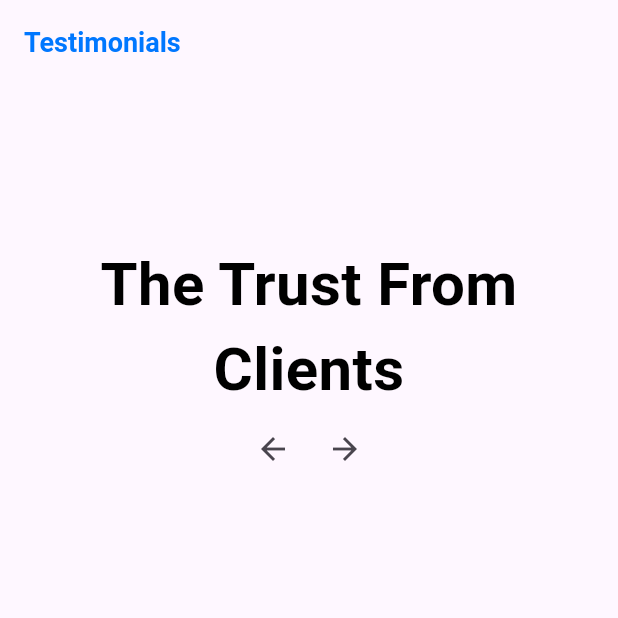
After one commit to zhaoly58/portfolio_me, a Flutter app: the screen it shows after launch, after a tap on the "arrow back" icon, on a phone screen of 412 x 824 dp, the top half of it. The commit adds this screen. Run offline on Flutter 3.47's test engine with Material 3 defaults, Android fonts, the phone set to English and light mode, and no system bars.

Commit message:
created Testimonials Screen basic UI framework

```diff
--- a/lib/main.dart
+++ b/lib/main.dart
@@ -1,5 +1,6 @@
 import 'package:flutter/material.dart';
 import 'package:portfolio_me/service_screen.dart';
+import 'package:portfolio_me/testimonials_screen.dart';
 
 void main() {
   runApp(const MyApp());
@@ -32,7 +33,7 @@ class MyApp extends StatelessWidget {
         // tested with just a hot reload.
         colorScheme: ColorScheme.fromSeed(seedColor: Colors.deepPurple),
       ),
-      home: ServiceScreen(),
+      home: TestimonialsScreen(),
     );
   }
 }
--- /dev/null
+++ b/lib/testimonials_screen.dart
@@ -0,0 +1,85 @@
+import 'package:flutter/material.dart';
+
+class TestimonialsScreen extends StatefulWidget {
+  const TestimonialsScreen({super.key});
+
+  @override
+  State<TestimonialsScreen> createState() => _TestimonialsScreenState();
+}
+
+class _TestimonialsScreenState extends State<TestimonialsScreen> {
+  @override
+  Widget build(BuildContext context) {
+    final PageController controller = PageController(initialPage: 0);
+
+    return Scaffold(
+      appBar: AppBar(
+        title: Text(
+          "Testimonials",
+          style: TextStyle(
+            fontSize: 18,
+            fontWeight: FontWeight.bold,
+            color: Color(0xFF0077FF),
+          ),
+        ),
+      ),
+      body: Padding(
+        padding: const EdgeInsets.all(15.0),
+        child: Column(
+          mainAxisAlignment: MainAxisAlignment.center,
+          children: [
+            Text(
+              "The Trust From Clients",
+              style: TextStyle(
+                fontSize: 40,
+                color: Colors.black,
+                fontWeight: FontWeight.bold,
+              ),
+              textAlign: TextAlign.center,
+            ),
+            Row(
+              mainAxisAlignment: MainAxisAlignment.center,
+              children: [
+                IconButton(
+                  onPressed: () {
+                    controller.previousPage(
+                      duration: Duration(milliseconds: 200),
+                      curve: Curves.linear,
+                    );
+                  },
+                  icon: Icon(Icons.arrow_back_sharp),
+                ),
+                IconButton(
+                  onPressed: () {
+                    controller.nextPage(
+                      duration: Duration(milliseconds: 200),
+                      curve: Curves.linear,
+                    );
+                  },
+                  icon: Icon(Icons.arrow_forward_sharp),
+                ),
+              ],
+            ),
+            SizedBox(height: 30),
+
+            //TODO: Container
+            SizedBox(
+              height: 366,
+              child: PageView.builder(
+                // itemCount: serviceContent.length,
+                controller: controller,
+                scrollDirection: Axis.horizontal,
+                itemBuilder: (context, index) {
+                  // return ServiceCard(
+                  //   title: "${serviceContent[index]["title"]}",
+                  //   subTitle: "${serviceContent[index]["subTitle"]}",
+                  // );
+                },
+              ),
+            ),
+          ],
+        ),
+      ),
+    );
+  }
+}
```
